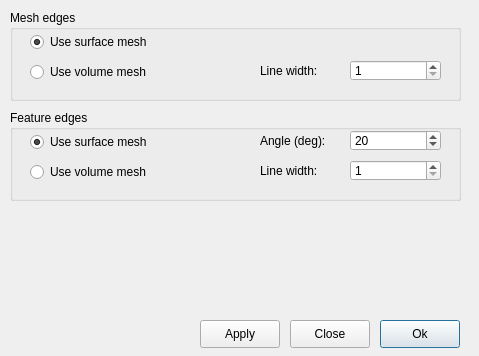
The window that ElmerGUI/vtkpost/preferences.ui (tehnick/elmerfem) describes before a commit, drawn with Qt 5.
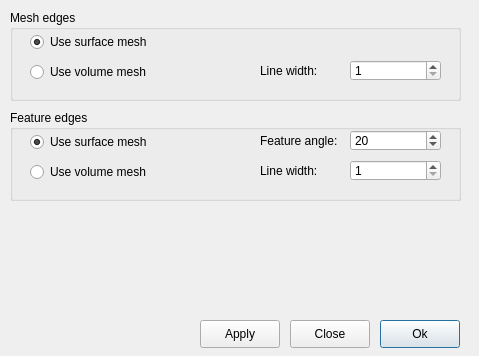
The same window after the commit. Icons and pictures are not drawn.

Commit message: ElmerGUI: Added a geometry dependent scaling factor to vectors in vtk widget

```diff
--- a/ElmerGUI/vtkpost/preferences.ui
+++ b/ElmerGUI/vtkpost/preferences.ui
@@ -117,7 +117,7 @@
      </rect>
     </property>
     <property name="text" >
-     <string>Angle (deg):</string>
+     <string>Feature angle:</string>
     </property>
    </widget>
    <widget class="QSpinBox" name="lineWidthSpin" >
```
The commit also changes 1 other file.
